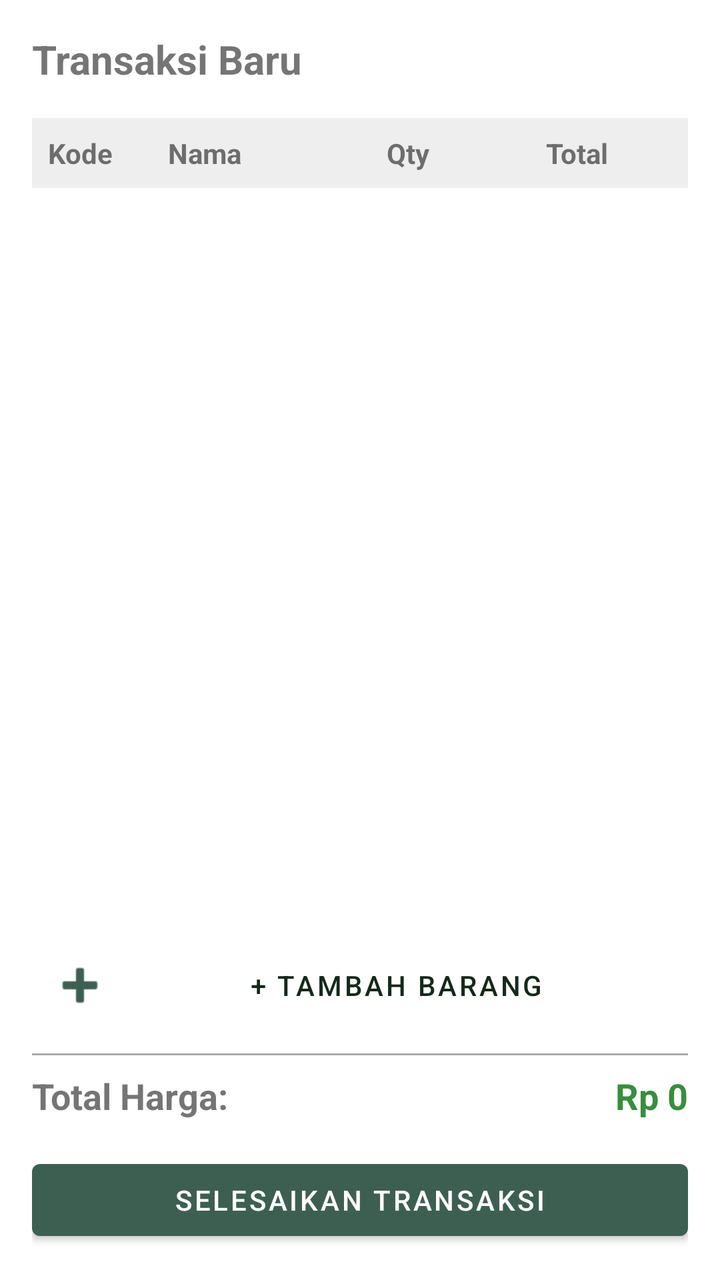
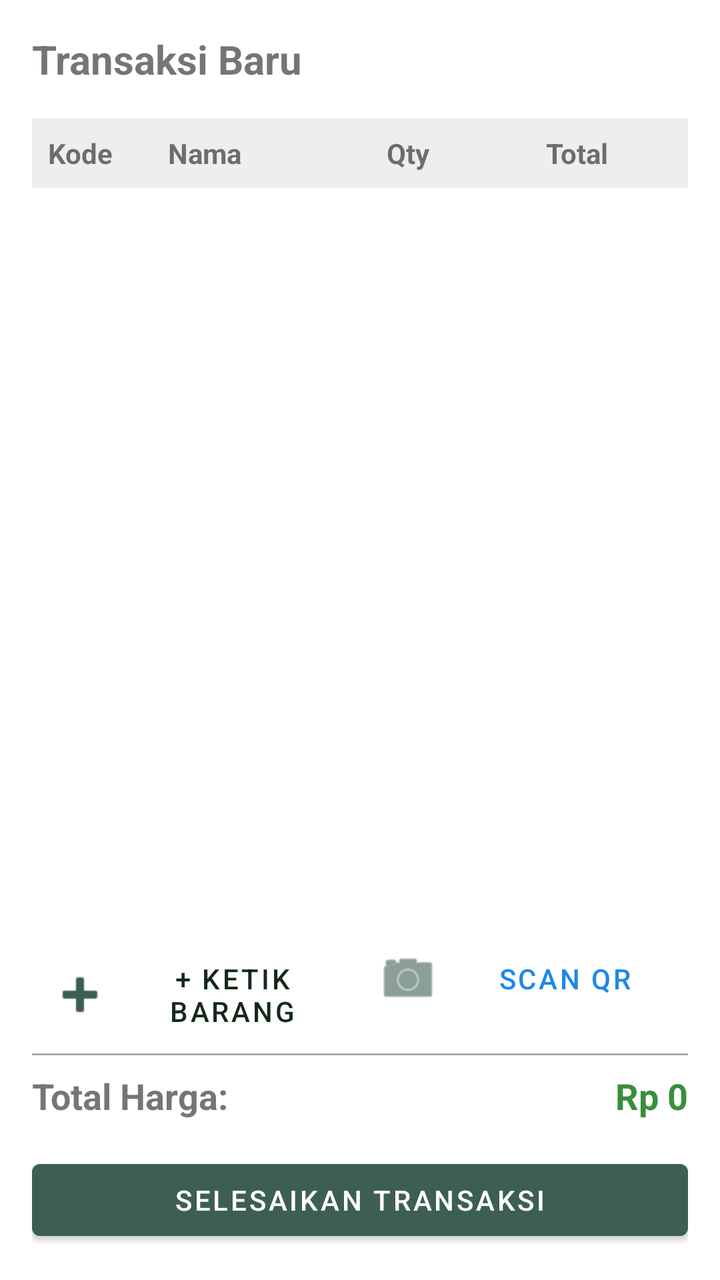

Before-and-after screenshots of an Android layout around one commit, followed by the original layout XML and the change that was made.
<!-- AndroidManifest.xml: application theme Theme.SIPTA -->
<!-- res/layout/activity_fragment_pos.xml -->
<?xml version="1.0" encoding="utf-8"?>
<LinearLayout xmlns:android="http://schemas.android.com/apk/res/android"
    xmlns:app="http://schemas.android.com/apk/res-auto"
    android:layout_width="match_parent"
    android:layout_height="match_parent"
    android:orientation="vertical"
    android:padding="16dp">

    <TextView
        android:layout_width="wrap_content"
        android:layout_height="wrap_content"
        android:text="Transaksi Baru"
        android:textSize="20sp"
        android:textStyle="bold"
        android:layout_marginBottom="16dp"/>

    
    <LinearLayout
        android:layout_width="match_parent"
        android:layout_height="wrap_content"
        android:orientation="horizontal"
        android:background="#EEEEEE"
        android:padding="8dp">
        <TextView
            android:layout_width="0dp"
            android:layout_height="wrap_content"
            android:layout_weight="1.5"
            android:text="Kode"
            android:textStyle="bold" />
        <TextView
            android:layout_width="0dp"
            android:layout_height="wrap_content"
            android:layout_weight="2.5"
            android:text="Nama"
            android:textStyle="bold" />
        <TextView
            android:layout_width="0dp"
            android:layout_height="wrap_content"
            android:layout_weight="1"
            android:text="Qty"
            android:gravity="center"
            android:textStyle="bold" />
        <TextView
            android:layout_width="0dp"
            android:layout_height="wrap_content"
            android:layout_weight="2"
            android:text="Total"
            android:gravity="end"
            android:textStyle="bold" />
        <View
            android:layout_width="32dp"
            android:layout_height="0dp" /> 
    </LinearLayout>

    <ListView
        android:id="@+id/lvKeranjang"
        android:layout_width="match_parent"
        android:layout_height="0dp"
        android:layout_weight="1"
        android:divider="@android:color/darker_gray"
        android:dividerHeight="0.5dp" />

    <Button
        android:id="@+id/btnTambahBaris"
        style="@style/Widget.MaterialComponents.Button.TextButton"
        android:layout_width="match_parent"
        android:layout_height="wrap_content"
        android:text="+ Tambah Barang"
        android:textColor="@color/sipta_bg_green"
        app:icon="@android:drawable/ic_input_add" />

    <View
        android:layout_width="match_parent"
        android:layout_height="1dp"
        android:background="@android:color/darker_gray"
        android:layout_marginVertical="8dp"/>

    <LinearLayout
        android:layout_width="match_parent"
        android:layout_height="wrap_content"
        android:orientation="horizontal">

        <TextView
            android:layout_width="0dp"
            android:layout_height="wrap_content"
            android:layout_weight="1"
            android:text="Total Harga:"
            android:textSize="18sp"
            android:textStyle="bold" />

        <TextView
            android:id="@+id/tvTotalHarga"
            android:layout_width="wrap_content"
            android:layout_height="wrap_content"
            android:text="Rp 0"
            android:textSize="18sp"
            android:textColor="#388E3C"
            android:textStyle="bold" />
    </LinearLayout>

    <Button
        android:id="@+id/btnCheckout"
        android:layout_width="match_parent"
        android:layout_height="wrap_content"
        android:text="Selesaikan Transaksi"
        android:layout_marginTop="16dp" />

    
    <AutoCompleteTextView
        android:id="@+id/acCariBarangHidden"
        android:layout_width="0dp"
        android:layout_height="0dp"
        android:visibility="invisible" />

</LinearLayout>
<!-- resources referenced by this layout -->
<resources>
  <color name="sipta_bg_green">#14291A</color>
  <style name="Theme.SIPTA" parent="Theme.MaterialComponents.DayNight.DarkActionBar">
          <item name="colorPrimary">@color/sipta_green_dark</item>
  
          <item name="colorPrimaryVariant">@color/sipta_green_dark</item>
          <item name="colorOnPrimary">@color/white</item>
  
          <item name="colorSecondary">@color/sipta_green_light</item>
          <item name="colorSecondaryVariant">@color/sipta_green_dark</item>
          <item name="colorOnSecondary">@color/black</item>
  
          <item name="android:statusBarColor">?attr/colorPrimaryVariant</item>
      </style>
  <color name="sipta_green_dark">#3D5F52</color>
  <color name="white">#FFFFFFFF</color>
  <color name="sipta_green_light">#507A69</color>
  <color name="black">#FF000000</color>
</resources>

<!-- the commit's change to res/layout/activity_fragment_pos.xml (unified diff, before → after) -->
@@ -60,14 +60,42 @@
         android:divider="@android:color/darker_gray"
         android:dividerHeight="0.5dp" />
 
-    <Button
-        android:id="@+id/btnTambahBaris"
-        style="@style/Widget.MaterialComponents.Button.TextButton"
+    <LinearLayout
         android:layout_width="match_parent"
         android:layout_height="wrap_content"
-        android:text="+ Tambah Barang"
-        android:textColor="@color/sipta_bg_green"
-        app:icon="@android:drawable/ic_input_add" />
+        android:orientation="horizontal"
+        android:weightSum="2"
+        android:layout_marginTop="8dp">
+
+        <Button
+            android:id="@+id/btnTambahBaris"
+            style="@style/Widget.MaterialComponents.Button.TextButton"
+            android:layout_width="0dp"
+            android:layout_height="wrap_content"
+            android:layout_weight="1"
+            android:text="+ Ketik Barang"
+            android:textColor="@color/sipta_bg_green"
+            app:icon="@android:drawable/ic_input_add" />
+
+        <Button
+            android:id="@+id/btnScanQR"
+            style="@style/Widget.MaterialComponents.Button.TextButton"
+            android:layout_width="0dp"
+            android:layout_height="wrap_content"
+            android:layout_weight="1"
+            android:text=" Scan QR"
+            android:textColor="#1E88E5"
+            app:icon="@android:drawable/ic_menu_camera" />
+    </LinearLayout>
+
+
+
+
+
+
+
+
+
 
     <View
         android:layout_width="match_parent"
